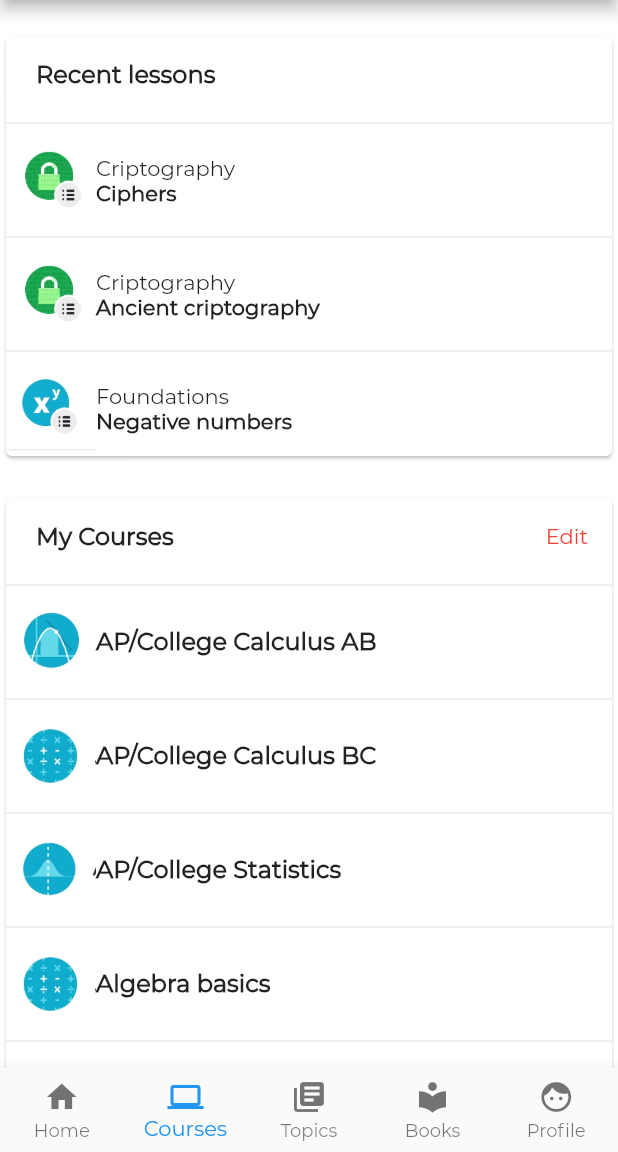
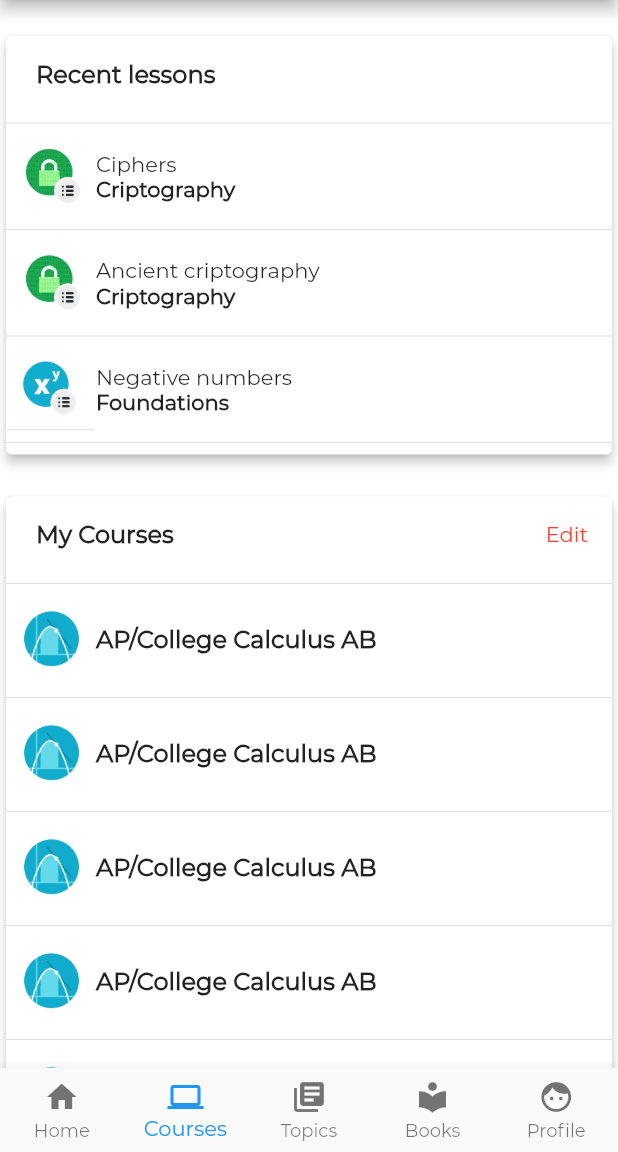
Before and after one commit to mahidul-islam/arrijal_flutter, a Flutter app: the DashBoard screen opened directly, item 2 of the bottom bar chosen, on a phone screen of 412 x 824 dp, the part 84-1236 px from its top. Run offline on Flutter 3.47's test engine with Material 2 defaults, Android fonts, the phone set to English and light mode, and no system bars; our stand-ins replace animated_theme_switcher, flutter_login, flutter_screenutil, line_awesome_flutter; missing offline and left inert: rubber.

Commit message:
added bloc for lessons and courses

```diff
--- /dev/null
+++ b/lib/constants.dart
@@ -0,0 +1,10 @@
+import 'package:flutter/material.dart';
+
+const kTextColor = Color(0xFF535353);
+const kTextLightColor = Color(0xFFACACAC);
+
+const kDefaultPaddin = 20.0;
+
+const int kRecentLessonNumberToShow = 3;
+
+const double kCardElevation = 3.00;
--- /dev/null
+++ b/lib/courses/main_page/blocs/course_bloc.dart
@@ -0,0 +1,66 @@
+// 7 steps of bloc
+// 1 import and declare class
+// 2 data fake
+// 3 StreamController
+// 4 stream sink getter
+// 5 constructor
+// 6 core function
+// 7 dispose
+
+import 'dart:async';
+import '../models/course.dart';
+
+class CourseBloc {
+  List<Course> _courseList = [
+    Course(
+      id: 1,
+      name: 'One',
+      imagePath: 'course1',
+      description: 'description1',
+    ),
+    Course(
+      id: 2,
+      name: 'Two',
+      imagePath: 'course1',
+      description: 'description1',
+    ),
+    Course(
+      id: 3,
+      name: 'Three',
+      imagePath: 'course1',
+      description: 'description1',
+    ),
+    Course(
+      id: 4,
+      name: 'Four',
+      imagePath: 'course1',
+      description: 'description1',
+    ),
+    Course(
+      id: 5,
+      name: 'Five',
+      imagePath: 'course1',
+      description: 'description1',
+    ),
+    Course(
+      id: 6,
+      name: 'Six',
+      imagePath: 'course1',
+      description: 'description1',
+    ),
+  ];
+
+  final StreamController _courseListStreamController =
+      StreamController<List<Course>>();
+
+  Stream<List<Course>> get courseListStream =>
+      _courseListStreamController.stream;
+
+  CourseBloc() {
+    _courseListStreamController.add(_courseList);
+  }
+
+  void dispose() {
+    _courseListStreamController.close();
+  }
+}
--- /dev/null
+++ b/lib/courses/main_page/blocs/lesson_bloc.dart
@@ -0,0 +1,66 @@
+// 7 steps of bloc
+// 1 import and declare class
+// 2 data fake
+// 3 StreamController
+// 4 stream sink getter
+// 5 constructor
+// 6 core function
+// 7 dispose
+
+import 'dart:async';
+import '../models/lesson.dart';
+
+class LessonBloc {
+  List<Lesson> _lessonList = [
+    Lesson(
+      id: 1,
+      name: 'Ciphers',
+      imagePath: 'cripto.jpg',
+      description: 'Criptography',
+    ),
+    Lesson(
+      id: 2,
+      name: 'Ancient criptography',
+      imagePath: 'cripto.jpg',
+      description: 'Criptography',
+    ),
+    Lesson(
+      id: 3,
+      name: 'Negative numbers',
+      imagePath: 'math.jpg',
+      description: 'Foundations',
+    ),
+    Lesson(
+      id: 4,
+      name: 'Four',
+      imagePath: 'Lesson1',
+      description: 'description1',
+    ),
+    Lesson(
+      id: 5,
+      name: 'Five',
+      imagePath: 'Lesson1',
+      description: 'description1',
+    ),
+    Lesson(
+      id: 6,
+      name: 'Six',
+      imagePath: 'Lesson1',
+      description: 'description1',
+    ),
+  ];
+
+  final StreamController _lessonListStreamController =
+      StreamController<List<Lesson>>();
+
+  Stream<List<Lesson>> get lessonListStream =>
+      _lessonListStreamController.stream;
+
+  LessonBloc() {
+    _lessonListStreamController.add(_lessonList);
+  }
+
+  void dispose() {
+    _lessonListStreamController.close();
+  }
+}
--- /dev/null
+++ b/lib/courses/main_page/course_main_page.dart
@@ -0,0 +1,27 @@
+import 'package:flutter/material.dart';
+import 'widgets/added_course_list.dart';
+import 'widgets/recent_lessons.dart';
+import 'package:ArRijal/constants.dart';
+
+class CourseMainPage extends StatelessWidget {
+  @override
+  Widget build(BuildContext context) {
+    return ListView.builder(
+      itemBuilder: (context, i) {
+        if (i == 0) {
+          return SizedBox(height: kDefaultPaddin);
+        }
+        if (i == 1) {
+          return RecentLessonList();
+        }
+        if (i == 2) {
+          return SizedBox(height: kDefaultPaddin);
+        }
+        if (i == 3) {
+          return AddedCourseList();
+        }
+        return null;
+      },
+    );
+  }
+}
--- /dev/null
+++ b/lib/courses/main_page/models/course.dart
@@ -0,0 +1,34 @@
+class Course {
+  int _id;
+  String _name;
+  String _imagePath;
+  String _description;
+
+  Course({int id, String name, String imagePath, String description}) {
+    this._id = id;
+    this._name = name;
+    this._imagePath = imagePath;
+    this._description = description;
+  }
+
+  int get id => _id;
+  String get name => _name;
+  String get imagePath => _imagePath;
+  String get description => _description;
+
+  set id(int id) {
+    this._id = id;
+  }
+
+  set name(String name) {
+    this._name = name;
+  }
+
+  set imagePath(String imagePath) {
+    this._imagePath = imagePath;
+  }
+
+  set description(String description) {
+    this._description = description;
+  }
+}
--- /dev/null
+++ b/lib/courses/main_page/models/lesson.dart
@@ -0,0 +1,34 @@
+class Lesson {
+  int _id;
+  String _name;
+  String _imagePath;
+  String _description;
+
+  Lesson({int id, String name, String imagePath, String description}) {
+    this._id = id;
+    this._name = name;
+    this._imagePath = imagePath;
+    this._description = description;
+  }
+
+  int get id => _id;
+  String get name => _name;
+  String get imagePath => _imagePath;
+  String get description => _description;
+
+  set id(int id) {
+    this._id = id;
+  }
+
+  set name(String name) {
+    this._name = name;
+  }
+
+  set imagePath(String imagePath) {
+    this._imagePath = imagePath;
+  }
+
+  set description(String description) {
+    this._description = description;
+  }
+}
--- /dev/null
+++ b/lib/courses/main_page/widgets/added_course_list.dart
@@ -0,0 +1,96 @@
+import 'package:ArRijal/constants.dart';
+import 'package:flutter/material.dart';
+import '../models/course.dart';
+import '../blocs/course_bloc.dart';
+
+class AddedCourseList extends StatefulWidget {
+  @override
+  _AddedCourseListState createState() => _AddedCourseListState();
+}
+
+class _AddedCourseListState extends State<AddedCourseList> {
+  final CourseBloc _courseBloc = CourseBloc();
+
+  @override
+  void dispose() {
+    _courseBloc.dispose();
+    super.dispose();
+  }
+
+  @override
+  Widget build(BuildContext context) {
+    return Card(
+      elevation: kCardElevation,
+      child: Container(
+        width: double.infinity,
+        child: StreamBuilder<List<Course>>(
+          stream: _courseBloc.courseListStream,
+          builder: (context, snapshot) {
+            return Container(
+              child: Column(
+                children: [
+                  Row(
+                    mainAxisAlignment: MainAxisAlignment.spaceBetween,
+                    children: <Widget>[
+                      Container(
+                        height: 50,
+                        padding: EdgeInsets.only(left: kDefaultPaddin, top: 16),
+                        child: Text(
+                          'My Courses',
+                          style: TextStyle(
+                            fontWeight: FontWeight.bold,
+                            fontSize: 16,
+                          ),
+                        ),
+                      ),
+                      Container(
+                        padding: EdgeInsets.all(16),
+                        child: Text(
+                          'Edit',
+                          style: TextStyle(color: Colors.red),
+                        ),
+                      )
+                    ],
+                  ),
+                  Divider(),
+                  ListView.builder(
+                    shrinkWrap: true,
+                    physics: ClampingScrollPhysics(),
+                    itemCount: snapshot.data.length,
+                    itemBuilder: (context, index) {
+                      return Column(
+                        children: [
+                          Row(
+                            children: <Widget>[
+                              Container(
+                                height: 60,
+                                width: 60,
+                                child: Image.asset('assets/course/course1.jpg'),
+                              ),
+                              Column(
+                                children: <Widget>[
+                                  Text(
+                                    'AP/College Calculus AB',
+                                    style: TextStyle(
+                                      fontWeight: FontWeight.bold,
+                                      fontSize: 16,
+                                    ),
+                                  ),
+                                ],
+                              )
+                            ],
+                          ),
+                          Divider(),
+                        ],
+                      );
+                    },
+                  )
+                ],
+              ),
+            );
+          },
+        ),
+      ),
+    );
+  }
+}
--- /dev/null
+++ b/lib/courses/main_page/widgets/recent_lessons.dart
@@ -0,0 +1,88 @@
+import 'package:ArRijal/constants.dart';
+import 'package:flutter/material.dart';
+import '../models/lesson.dart';
+import '../blocs/lesson_bloc.dart';
+
+class RecentLessonList extends StatefulWidget {
+  @override
+  _RecentLessonListState createState() => _RecentLessonListState();
+}
+
+class _RecentLessonListState extends State<RecentLessonList> {
+  final LessonBloc _lessonBloc = LessonBloc();
+
+  @override
+  void dispose() {
+    _lessonBloc.dispose();
+    super.dispose();
+  }
+
+  @override
+  Widget build(BuildContext context) {
+    return Card(
+      elevation: kCardElevation,
+      child: Container(
+        width: double.infinity,
+        child: StreamBuilder<List<Lesson>>(
+          stream: _lessonBloc.lessonListStream,
+          builder: (context, snapshot) {
+            return Container(
+              child: Column(
+                children: [
+                  Row(
+                    children: <Widget>[
+                      Container(
+                        height: 50,
+                        padding: EdgeInsets.only(left: kDefaultPaddin, top: 16),
+                        child: Text(
+                          'Recent lessons',
+                          style: TextStyle(
+                            fontWeight: FontWeight.bold,
+                            fontSize: 16,
+                          ),
+                        ),
+                      )
+                    ],
+                  ),
+                  Divider(),
+                  ListView.builder(
+                    shrinkWrap: true,
+                    itemCount: kRecentLessonNumberToShow,
+                    itemBuilder: (context, index) {
+                      return Column(
+                        children: [
+                          Row(
+                            children: <Widget>[
+                              Container(
+                                height: 55,
+                                width: 60,
+                                child: Image.asset('assets/course/' +
+                                    '${snapshot.data[index].imagePath}'),
+                              ),
+                              Column(
+                                crossAxisAlignment: CrossAxisAlignment.start,
+                                children: <Widget>[
+                                  Text('${snapshot.data[index].name}'),
+                                  Text(
+                                    '${snapshot.data[index].description}',
+                                    style:
+                                        TextStyle(fontWeight: FontWeight.bold),
+                                  ),
+                                ],
+                              )
+                            ],
+                          ),
+                          Divider(),
+                        ],
+                      );
+                    },
+                  )
+                ],
+              ),
+            );
+          },
+        ),
+      ),
+    );
+  }
+}
--- a/lib/dashboard_screen.dart
+++ b/lib/dashboard_screen.dart
@@ -4,7 +4,8 @@ import 'package:flutter/material.dart';
 import 'profile/profile.dart';
 import 'appbar.dart';
 import 'wiki/wiki_screen.dart';
-import 'courses/course_page.dart';
+// import 'courses/course_page.dart';
+import 'courses/main_page/course_main_page.dart';
 
 class DashBoard extends StatefulWidget {
   static const routeName = '/';
@@ -35,8 +36,8 @@ class _DashBoardState extends State<DashBoard> {
         return PostPage();
       }
       if (choice == 1) {
-        return CoursePage();
-        // return Text('hello');
+        // return CoursePage();
+        return CourseMainPage();
       }
       if (choice == 2) {
         return WikiScreen();
```
Also changed, not shown: pubspec.lock.
